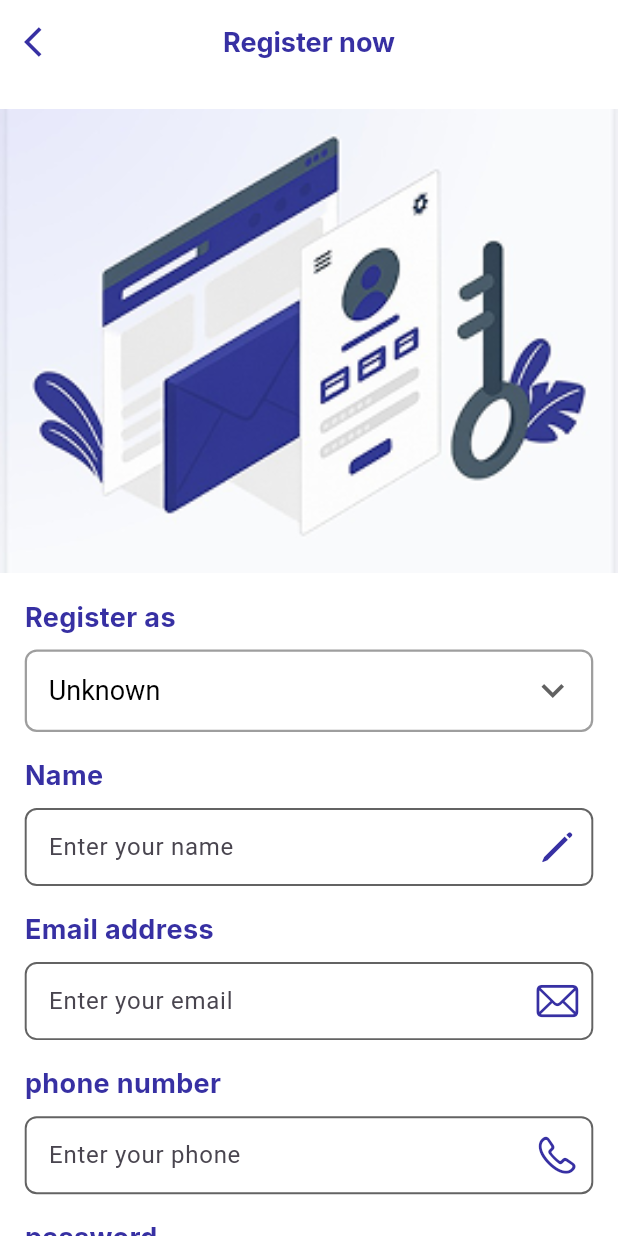
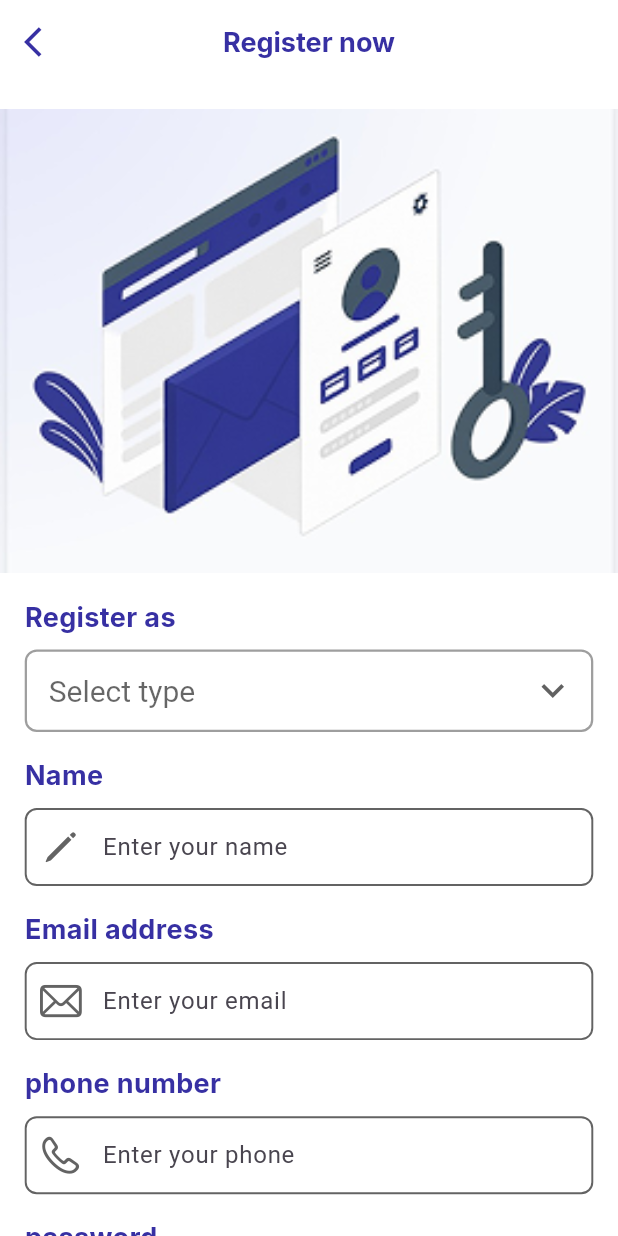
Before and after one commit to boca920/opporto_project, a Flutter app: the RegisterView screen opened directly, on a phone screen of 412 x 824 dp. Run offline on Flutter 3.47's test engine with Material 3 defaults, Android fonts, the phone set to English and light mode, and no system bars; our stand-ins replace google_fonts.

Commit message:
add new files

```diff
--- a/lib/core/utils/app_fonts.dart
+++ b/lib/core/utils/app_fonts.dart
@@ -12,7 +12,13 @@ class AppFonts {
     fontSize: 60,
     fontWeight: FontWeight.w500,
     color: AppColors.whiteColor,
-  );static TextStyle whiteSplash40 = GoogleFonts.anta(
+  );
+  static TextStyle whitepopines24 = GoogleFonts.poppins(
+    fontSize: 26,
+    fontWeight: FontWeight.w500,
+    color: AppColors.blackColor,
+  );
+  static TextStyle whiteSplash40 = GoogleFonts.anta(
     fontSize: 40,
     fontWeight: FontWeight.w500,
     color: AppColors.whiteColor,
@@ -82,6 +88,11 @@ class AppFonts {
     fontWeight: FontWeight.bold,
     color: AppColors.deepBlueColor,
   );
+  static TextStyle blackbold14 = GoogleFonts.inter(
+    fontSize: 16,
+    fontWeight: FontWeight.bold,
+    color: AppColors.blackColor,
+  );
   static TextStyle blackmeduim24 = GoogleFonts.poppins(
     fontSize: 24,
     fontWeight: FontWeight.w500,
--- a/lib/core/widget/Custom_text_form_field.dart
+++ b/lib/core/widget/Custom_text_form_field.dart
@@ -7,7 +7,9 @@ class CustomTextFormField extends StatelessWidget {
   final String? labelText;
   final TextStyle? hintTextStyle;
   final TextStyle? labelStyle;
-  final IconData? prefixIconData; // دعم IconData مباشرة
+  final IconData? prefixIconData;
+  final IconData? suffixIconData;
+  final bool isActive;
 
   const CustomTextFormField({
     super.key,
@@ -16,6 +18,7 @@ class CustomTextFormField extends StatelessWidget {
     this.labelText,
     this.labelStyle,
     this.prefixIconData,
+    this.suffixIconData, this.isActive=false,
   });
 
   @override
@@ -30,9 +33,18 @@ class CustomTextFormField extends StatelessWidget {
         contentPadding: const EdgeInsets.symmetric(horizontal: 12, vertical: 14),
 
 
-       suffixIcon: prefixIconData != null
-            ? Icon(prefixIconData, color: AppColors.movColor, size: 30)
+        prefixIcon: prefixIconData != null
+            ? Icon(
+          prefixIconData,
+          color: isActive
+              ? AppColors.movColor
+              : AppColors.darkGrayColor,
+          size: 30,
+        )
             : null,
+
+        suffixIcon:
+        suffixIconData !=null?Icon(suffixIconData,color: AppColors.darkGrayColor,size: 30,):null ,
 
         enabledBorder: builtDecorationBorder(),
         focusedBorder: builtDecorationBorder(),
--- a/lib/core/widget/drop_down_button.dart
+++ b/lib/core/widget/drop_down_button.dart
@@ -10,10 +10,9 @@ class CustomDropDownButton extends StatefulWidget {
 }
 
 class _CustomDropDownButtonState extends State<CustomDropDownButton> {
-  String selectedValue = 'Unknown';
+  String? selectedValue;
 
   final List<String> menu = [
-    'Unknown',
     'Company',
     'User',
   ];
@@ -26,25 +25,34 @@ class _CustomDropDownButtonState extends State<CustomDropDownButton> {
         color: Colors.transparent,
         child: DropdownButtonFormField<String>(
           value: selectedValue,
+          hint: const Text(
+            'Select type',
+            style: TextStyle(fontSize: 20),
+          ),
           decoration: InputDecoration(
             filled: true,
             fillColor: Colors.transparent,
-            contentPadding: const EdgeInsets.symmetric(horizontal: 12, vertical: 14),
+            contentPadding:
+            const EdgeInsets.symmetric(horizontal: 12, vertical: 14),
             border: OutlineInputBorder(
               borderRadius: BorderRadius.circular(8),
               borderSide: const BorderSide(color: Colors.grey, width: 1.5),
             ),
             enabledBorder: OutlineInputBorder(
+              borderRadius: BorderRadius.circular(8),
               borderSide: const BorderSide(color: Colors.grey, width: 1.5),
-              borderRadius: BorderRadius.circular(8),
             ),
             focusedBorder: OutlineInputBorder(
+              borderRadius: BorderRadius.circular(8),
               borderSide: const BorderSide(color: Colors.grey, width: 1.5),
-              borderRadius: BorderRadius.circular(8),
             ),
             suffixIcon: Padding(
               padding: const EdgeInsets.only(right: 8.0),
-              child: Icon(CupertinoIcons.person, size: 30, color: AppColors.movColor),
+              child: Icon(
+                CupertinoIcons.person,
+                size: 30,
+                color: AppColors.movColor,
+              ),
             ),
           ),
           dropdownColor: Colors.white,
@@ -54,14 +62,14 @@ class _CustomDropDownButtonState extends State<CustomDropDownButton> {
             fontSize: 18,
           ),
           items: menu.map((item) {
-            return DropdownMenuItem(
+            return DropdownMenuItem<String>(
               value: item,
               child: Text(item),
             );
           }).toList(),
           onChanged: (value) {
             setState(() {
-              selectedValue = value!;
+              selectedValue = value;
             });
           },
         ),
```
Also changed, not shown: lib/featuers/login/forget_password.dart (+62 -21 lines).
